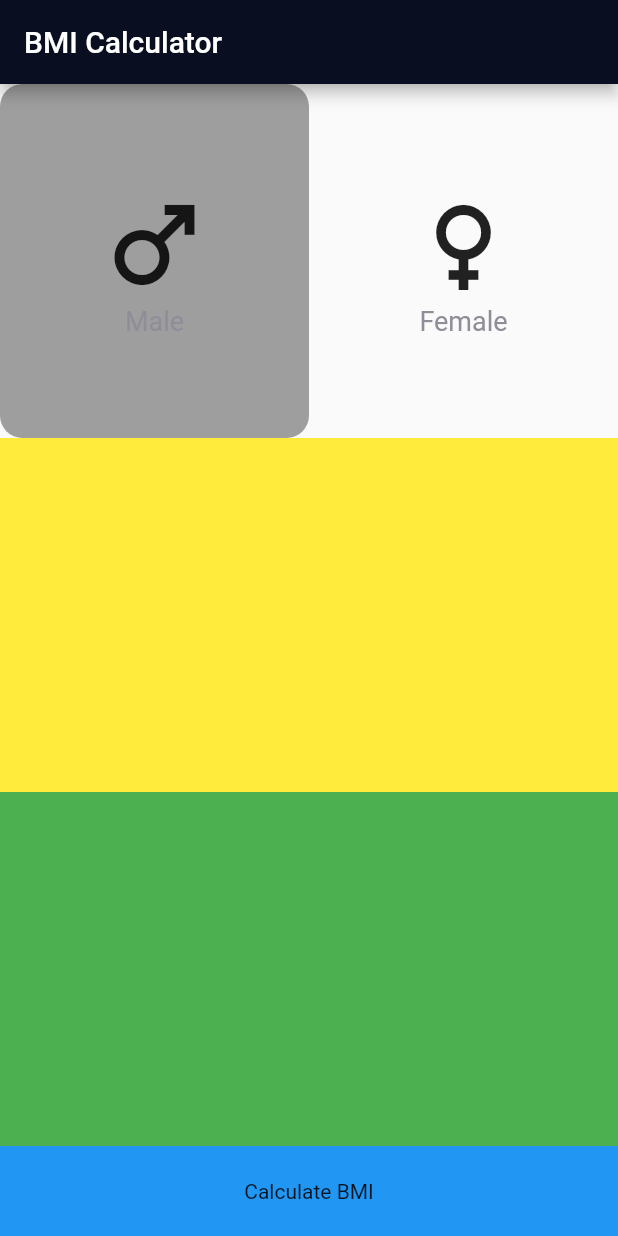
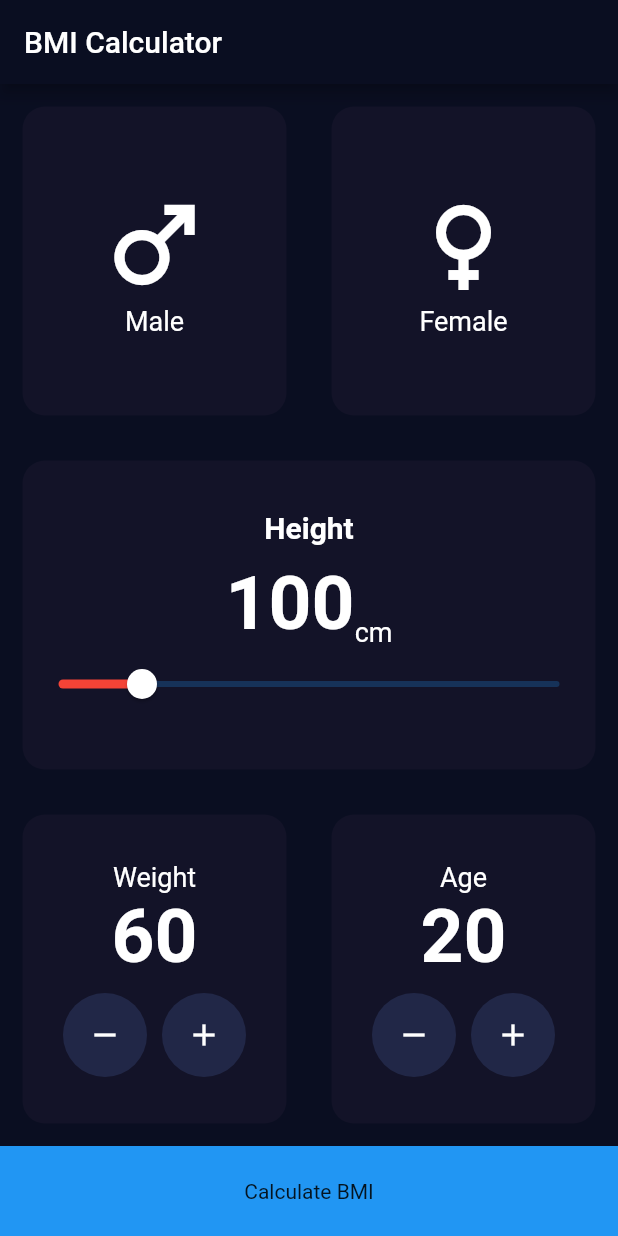
Before and after one commit to Radwisatso/bmi-calculator-flutter, a Flutter app: the screen it shows after launch, on a phone screen of 412 x 824 dp. Run offline on Flutter 3.47's test engine with Material 2 defaults, Android fonts, the light colour scheme and no system bars.

Commit message:
Finishing page one UI

```diff
--- a/bmi_edspert_raditya/lib/bmi_data_screen.dart
+++ /dev/null
@@ -1,99 +0,0 @@
-import 'package:bmi_edspert_raditya/bmi_result_screen.dart';
-import 'package:flutter/material.dart';
-
-class BmiDataScreen extends StatefulWidget {
-  const BmiDataScreen({Key? key}) : super(key: key);
-
-  @override
-  State<BmiDataScreen> createState() => _BmiDataScreenState();
-}
-
-class _BmiDataScreenState extends State<BmiDataScreen> {
-  @override
-  Widget build(BuildContext context) {
-    return Scaffold(
-      appBar: AppBar(
-        title: Text('BMI Calculator'),
-      ),
-      body: Column(children: [
-        Expanded(
-          child: Container(
-            child: Row(
-              children: [
-                Expanded(
-                  child: Container(
-                    decoration: BoxDecoration(
-                        color: Colors.grey,
-                        borderRadius: BorderRadius.circular(15)),
-                    child: Column(
-                      mainAxisAlignment: MainAxisAlignment.center,
-                      children: [
-                        Icon(
-                          Icons.male,
-                          size: 80,
-                        ),
-                        Text(
-                          'Male',
-                          style: TextStyle(
-                            fontSize: 18,
-                            color: Color(0xff8d8e98),
-                          ),
-                        ),
-                      ],
-                    ),
-                  ),
-                ),
-                Expanded(
-                  child: Column(
-                    mainAxisAlignment: MainAxisAlignment.center,
-                    children: [
-                      Icon(
-                        Icons.female,
-                        size: 80,
-                      ),
-                      Text(
-                        'Female',
-                        style: TextStyle(
-                          fontSize: 18,
-                          color: Color(0xff8d8e98),
-                        ),
-                      ),
-                    ],
-                  ),
-                )
-              ],
-            ),
-          ),
-        ),
-        Expanded(
-          child: Container(
-            color: Colors.yellow,
-          ),
-        ),
-        Expanded(
-          child: Container(
-            color: Colors.green,
-          ),
-        ),
-        GestureDetector(
-          onTap: () {
-            Navigator.of(context).push(
-              MaterialPageRoute(
-                builder: ((context) {
-                  return BmiResultScreen();
-                }),
-              ),
-            );
-          },
-          child: Container(
-            height: 60,
-            color: Colors.blue,
-            child: Center(
-              child: Text('Calculate BMI'),
-            ),
-          ),
-        )
-      ]),
-    );
-  }
-}
--- /dev/null
+++ b/bmi_edspert_raditya/lib/constants/constant.dart
@@ -0,0 +1,14 @@
+import 'package:flutter/material.dart';
+
+Color primaryColor = const Color(0xff0a0e21);
+
+TextStyle? labelTextStyle = const TextStyle(
+  fontSize: 18,
+  color: Colors.white,
+);
+
+TextStyle numberTextStyle = const TextStyle(
+  fontSize: 50,
+  fontWeight: FontWeight.bold,
+  color: Colors.white,
+);
--- a/bmi_edspert_raditya/lib/main.dart
+++ b/bmi_edspert_raditya/lib/main.dart
@@ -1,4 +1,5 @@
-import 'package:bmi_edspert_raditya/bmi_data_screen.dart';
+import 'package:bmi_edspert_raditya/constants/constant.dart';
+import 'package:bmi_edspert_raditya/views/bmi_data_screen.dart';
 import 'package:flutter/material.dart';
 
 void main() {
@@ -14,8 +15,10 @@
     return MaterialApp(
         title: 'Flutter Demo',
         theme: ThemeData(
+          primaryColor: primaryColor,
+          scaffoldBackgroundColor: primaryColor,
           appBarTheme: AppBarTheme(
-            backgroundColor: Color(0xff0a0e21),
+            backgroundColor: primaryColor,
           ),
           // This is the theme of your application.
           //
@@ -31,88 +34,3 @@
         home: BmiDataScreen());
   }
 }
-
-// class MyHomePage extends StatefulWidget {
-//   const MyHomePage({Key? key, required this.title}) : super(key: key);
-
-//   // This widget is the home page of your application. It is stateful, meaning
-//   // that it has a State object (defined below) that contains fields that affect
-//   // how it looks.
-
-//   // This class is the configuration for the state. It holds the values (in this
-//   // case the title) provided by the parent (in this case the App widget) and
-//   // used by the build method of the State. Fields in a Widget subclass are
-//   // always marked "final".
-
-//   final String title;
-
-//   @override
-//   State<MyHomePage> createState() => _MyHomePageState();
-// }
-
-// class _MyHomePageState extends State<MyHomePage> {
-//   int _counter = 0;
-
-//   void _incrementCounter() {
-//     setState(() {
-//       // This call to setState tells the Flutter framework that something has
-//       // changed in this State, which causes it to rerun the build method below
-//       // so that the display can reflect the updated values. If we changed
-//       // _counter without calling setState(), then the build method would not be
-//       // called again, and so nothing would appear to happen.
-//       _counter++;
-//     });
-//   }
-
-//   @override
-//   Widget build(BuildContext context) {
-//     // This method is rerun every time setState is called, for instance as done
-//     // by the _incrementCounter method above.
-//     //
-//     // The Flutter framework has been optimized to make rerunning build methods
-//     // fast, so that you can just rebuild anything that needs updating rather
-//     // than having to individually change instances of widgets.
-//     return Scaffold(
-//       appBar: AppBar(
-//         // Here we take the value from the MyHomePage object that was created by
-//         // the App.build method, and use it to set our appbar title.
-//         title: Text(widget.title),
-//       ),
-//       body: Center(
-//         // Center is a layout widget. It takes a single child and positions it
-//         // in the middle of the parent.
-//         child: Column(
-//           // Column is also a layout widget. It takes a list of children and
-//           // arranges them vertically. By default, it sizes itself to fit its
-//           // children horizontally, and tries to be as tall as its parent.
-//           //
-//           // Invoke "debug painting" (press "p" in the console, choose the
-//           // "Toggle Debug Paint" action from the Flutter Inspector in Android
-//           // Studio, or the "Toggle Debug Paint" command in Visual Studio Code)
-//           // to see the wireframe for each widget.
-//           //
-//           // Column has various properties to control how it sizes itself and
-//           // how it positions its children. Here we use mainAxisAlignment to
-//           // center the children vertically; the main axis here is the vertical
-//           // axis because Columns are vertical (the cross axis would be
-//           // horizontal).
-//           mainAxisAlignment: MainAxisAlignment.center,
-//           children: <Widget>[
-//             const Text(
-//               'You have pushed the button this many times:',
-//             ),
-//             Text(
-//               '$_counter',
-//               style: Theme.of(context).textTheme.headline4,
-//             ),
-//           ],
-//         ),
-//       ),
-//       floatingActionButton: FloatingActionButton(
-//         onPressed: _incrementCounter,
-//         tooltip: 'Increment',
-//         child: const Icon(Icons.add),
-//       ), // This trailing comma makes auto-formatting nicer for build methods.
-//     );
-//   }
-// }
--- /dev/null
+++ b/bmi_edspert_raditya/lib/views/bmi_data_screen.dart
@@ -0,0 +1,276 @@
+import 'package:bmi_edspert_raditya/constants/constant.dart';
+import 'package:bmi_edspert_raditya/views/bmi_result_screen.dart';
+import 'package:flutter/material.dart';
+
+class BmiDataScreen extends StatefulWidget {
+  const BmiDataScreen({Key? key}) : super(key: key);
+
+  @override
+  State<BmiDataScreen> createState() => _BmiDataScreenState();
+}
+
+class _BmiDataScreenState extends State<BmiDataScreen> {
+  int height = 100;
+
+  @override
+  Widget build(BuildContext context) {
+    return Scaffold(
+      backgroundColor: Color(0xff0a0e21),
+      appBar: AppBar(
+        title: Text('BMI Calculator'),
+      ),
+      body: Column(children: [
+        Expanded(
+          child: Row(
+            children: const [
+              Expanded(
+                child: BmiCard(
+                  child: GenderIconText(
+                    icon: Icons.male,
+                    title: 'Male',
+                  ),
+                ),
+              ),
+              Expanded(
+                child: BmiCard(
+                  child: GenderIconText(
+                    icon: Icons.female,
+                    title: 'Female',
+                  ),
+                ),
+              )
+            ],
+          ),
+        ),
+        Expanded(
+          child: Container(
+            child: BmiCard(
+              child: Column(
+                mainAxisAlignment: MainAxisAlignment.center,
+                children: [
+                  Text(
+                    'Height',
+                    style: labelTextStyle!.copyWith(
+                      fontSize: 20,
+                      fontWeight: FontWeight.bold,
+                    ),
+                  ),
+                  SizedBox(
+                    height: 10,
+                  ),
+                  Row(
+                    mainAxisAlignment: MainAxisAlignment.center,
+                    crossAxisAlignment: CrossAxisAlignment.end,
+                    children: [
+                      Text(
+                        '$height',
+                        style: numberTextStyle,
+                      ),
+                      Text(
+                        'cm',
+                        style: labelTextStyle,
+                      )
+                    ],
+                  ),
+                  Slider(
+                    value: height.toDouble(),
+                    min: 80,
+                    max: 200,
+                    thumbColor: Colors.white,
+                    activeColor: Colors.red,
+                    onChanged: (value) {
+                      height = value.toInt();
+                      setState(() {});
+                    },
+                  )
+                ],
+              ),
+            ),
+          ),
+        ),
+        Expanded(
+          child: Container(
+            child: Row(
+              children: [
+                Expanded(
+                  child: BmiCard(
+                    child: Column(
+                      mainAxisAlignment: MainAxisAlignment.center,
+                      children: [
+                        Text(
+                          'Weight',
+                          style: labelTextStyle,
+                        ),
+                        Text(
+                          '60',
+                          style: numberTextStyle,
+                        ),
+                        SizedBox(
+                          height: 8,
+                        ),
+                        Row(
+                          mainAxisAlignment: MainAxisAlignment.center,
+                          children: [
+                            RawMaterialButton(
+                              onPressed: (() {}),
+                              elevation: 0,
+                              child: Icon(
+                                Icons.remove,
+                                color: Colors.white,
+                              ),
+                              shape: CircleBorder(),
+                              fillColor: Color(0xff212747),
+                              constraints: BoxConstraints.tightFor(
+                                width: 56,
+                                height: 56,
+                              ),
+                            ),
+                            SizedBox(width: 10),
+                            RawMaterialButton(
+                              onPressed: (() {}),
+                              elevation: 0,
+                              child: Icon(
+                                Icons.add,
+                                color: Colors.white,
+                              ),
+                              shape: CircleBorder(),
+                              fillColor: Color(0xff212747),
+                              constraints: BoxConstraints.tightFor(
+                                width: 56,
+                                height: 56,
+                              ),
+                            ),
+                          ],
+                        )
+                      ],
+                    ),
+                  ),
+                ),
+                Expanded(
+                  child: BmiCard(
+                    child: Column(
+                      mainAxisAlignment: MainAxisAlignment.center,
+                      children: [
+                        Text(
+                          'Age',
+                          style: labelTextStyle,
+                        ),
+                        Text(
+                          '20',
+                          style: numberTextStyle,
+                        ),
+                        SizedBox(
+                          height: 8,
+                        ),
+                        Row(
+                          mainAxisAlignment: MainAxisAlignment.center,
+                          children: [
+                            RawMaterialButton(
+                              onPressed: (() {}),
+                              elevation: 0,
+                              child: Icon(
+                                Icons.remove,
+                                color: Colors.white,
+                              ),
+                              shape: CircleBorder(),
+                              fillColor: Color(0xff212747),
+                              constraints: BoxConstraints.tightFor(
+                                width: 56,
+                                height: 56,
+                              ),
+                            ),
+                            SizedBox(width: 10),
+                            RawMaterialButton(
+                              onPressed: (() {}),
+                              elevation: 0,
+                              child: Icon(
+                                Icons.add,
+                                color: Colors.white,
+                              ),
+                              shape: CircleBorder(),
+                              fillColor: Color(0xff212747),
+                              constraints: BoxConstraints.tightFor(
+                                width: 56,
+                                height: 56,
+                              ),
+                            ),
+                          ],
+                        )
+                      ],
+                    ),
+                  ),
+                ),
+              ],
+            ),
+          ),
+        ),
+        GestureDetector(
+          onTap: () {
+            Navigator.of(context).push(
+              MaterialPageRoute(
+                builder: ((context) {
+                  return BmiResultScreen();
+                }),
+              ),
+            );
+          },
+          child: Container(
+            height: 60,
+            color: Colors.blue,
+            child: const Center(
+              child: Text('Calculate BMI'),
+            ),
+          ),
+        )
+      ]),
+    );
+  }
+}
+
+// Bmi Card for gender
+class BmiCard extends StatelessWidget {
+  const BmiCard({
+    Key? key,
+    this.child,
+  }) : super(key: key);
+
+  final Widget? child;
+
+  @override
+  Widget build(BuildContext context) {
+    return Container(
+        decoration: BoxDecoration(
+          color: Color(0xff1131328),
+          borderRadius: BorderRadius.circular(15),
+        ),
+        margin: EdgeInsets.all(15),
+        child: child);
+  }
+}
+
+// Gender for BMI
+class GenderIconText extends StatelessWidget {
+  const GenderIconText({
+    Key? key,
+    required this.title,
+    required this.icon,
+  }) : super(key: key);
+
+  final String title;
+  final IconData icon;
+
+  @override
+  Widget build(BuildContext context) {
+    return Column(
+      mainAxisAlignment: MainAxisAlignment.center,
+      children: [
+        Icon(
+          icon,
+          size: 80,
+          color: Colors.white,
+        ),
+        Text(title, style: labelTextStyle),
+      ],
+    );
+  }
+}
```
Also changed, not shown: bmi_edspert_raditya/lib/views/bmi_result_screen.dart (renamed from bmi_edspert_raditya/lib/bmi_result_screen.dart).
